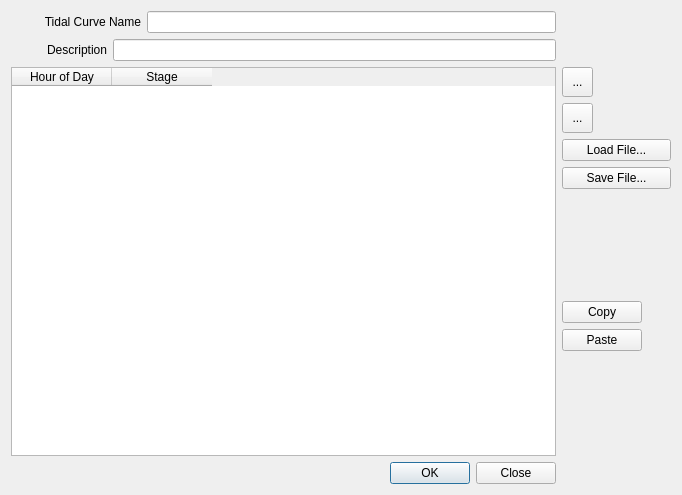
FLO-2DSoftware/qgis-flo-2d-plugin, file flo2d/ui/storm_drain_outfall_tidal_curve.ui: the form before one commit.
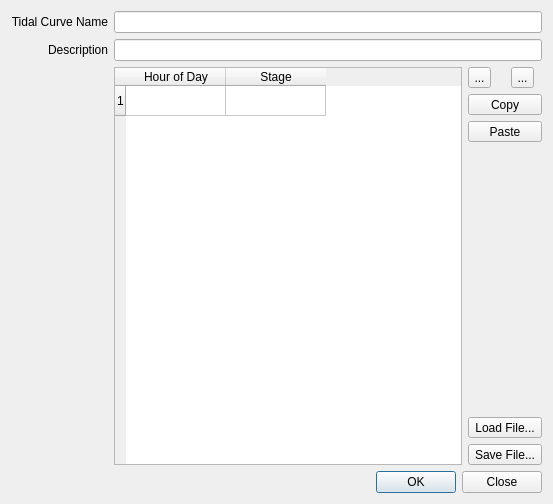
The form after the commit. Icons and pictures are not drawn.

Commit message: Tidal Curve done

What changed in the file:
```diff
--- a/flo2d/ui/storm_drain_outfall_tidal_curve.ui
+++ b/flo2d/ui/storm_drain_outfall_tidal_curve.ui
@@ -9,8 +9,8 @@
    <rect>
     <x>0</x>
     <y>0</y>
-    <width>682</width>
-    <height>495</height>
+    <width>553</width>
+    <height>504</height>
    </rect>
   </property>
   <property name="sizePolicy">
@@ -38,84 +38,25 @@
    <bool>true</bool>
   </property>
   <layout class="QGridLayout" name="gridLayout">
-   <item row="0" column="0">
-    <layout class="QHBoxLayout" name="horizontalLayout_2">
-     <property name="sizeConstraint">
-      <enum>QLayout::SetMinimumSize</enum>
+   <item row="2" column="0">
+    <widget class="QDialogButtonBox" name="tidal_curve_buttonBox">
+     <property name="orientation">
+      <enum>Qt::Horizontal</enum>
      </property>
-     <item>
-      <widget class="QLabel" name="label_2">
-       <property name="sizePolicy">
-        <sizepolicy hsizetype="Fixed" vsizetype="Fixed">
-         <horstretch>0</horstretch>
-         <verstretch>0</verstretch>
-        </sizepolicy>
-       </property>
-       <property name="minimumSize">
-        <size>
-         <width>130</width>
-         <height>19</height>
-        </size>
-       </property>
-       <property name="maximumSize">
-        <size>
-         <width>130</width>
-         <height>19</height>
-        </size>
-       </property>
-       <property name="font">
-        <font>
-         <family>Microsoft Sans Serif</family>
-         <italic>false</italic>
-        </font>
-       </property>
-       <property name="text">
-        <string>Tidal Curve Name</string>
-       </property>
-       <property name="alignment">
-        <set>Qt::AlignRight|Qt::AlignTrailing|Qt::AlignVCenter</set>
-       </property>
-       <property name="buddy">
-        <cstring>name_le</cstring>
-       </property>
-      </widget>
-     </item>
-     <item>
-      <widget class="QLineEdit" name="name_le">
-       <property name="enabled">
-        <bool>true</bool>
-       </property>
-       <property name="sizePolicy">
-        <sizepolicy hsizetype="Expanding" vsizetype="Fixed">
-         <horstretch>0</horstretch>
-         <verstretch>0</verstretch>
-        </sizepolicy>
-       </property>
-       <property name="minimumSize">
-        <size>
-         <width>300</width>
-         <height>22</height>
-        </size>
-       </property>
-       <property name="maximumSize">
-        <size>
-         <width>16777215</width>
-         <height>22</height>
-        </size>
-       </property>
-       <property name="clearButtonEnabled">
-        <bool>true</bool>
-       </property>
-      </widget>
-     </item>
-    </layout>
+     <property name="standardButtons">
+      <set>QDialogButtonBox::Close|QDialogButtonBox::Ok</set>
+     </property>
+    </widget>
+   </item>
+   <item row="1" column="1">
+    <layout class="QVBoxLayout" name="verticalLayout"/>
    </item>
    <item row="1" column="0">
-    <layout class="QHBoxLayout" name="horizontalLayout_3">
+    <layout class="QGridLayout" name="gridLayout_3">
      <property name="sizeConstraint">
       <enum>QLayout::SetMinimumSize</enum>
      </property>
-     <item>
+     <item row="1" column="0">
       <widget class="QLabel" name="label_3">
        <property name="sizePolicy">
         <sizepolicy hsizetype="Minimum" vsizetype="Fixed">
@@ -125,14 +66,14 @@
        </property>
        <property name="minimumSize">
         <size>
-         <width>96</width>
-         <height>19</height>
+         <width>0</width>
+         <height>0</height>
         </size>
        </property>
        <property name="maximumSize">
         <size>
-         <width>96</width>
-         <height>19</height>
+         <width>16777215</width>
+         <height>16777215</height>
         </size>
        </property>
        <property name="font">
@@ -141,6 +82,9 @@
          <italic>false</italic>
         </font>
        </property>
+       <property name="layoutDirection">
+        <enum>Qt::LeftToRight</enum>
+       </property>
        <property name="text">
         <string>Description</string>
        </property>
@@ -152,97 +96,24 @@
        </property>
       </widget>
      </item>
-     <item>
-      <widget class="QLineEdit" name="description_le">
-       <property name="enabled">
-        <bool>true</bool>
-       </property>
-       <property name="sizePolicy">
-        <sizepolicy hsizetype="Expanding" vsizetype="Fixed">
-         <horstretch>0</horstretch>
-         <verstretch>0</verstretch>
-        </sizepolicy>
-       </property>
-       <property name="minimumSize">
-        <size>
-         <width>300</width>
-         <height>22</height>
-        </size>
-       </property>
-       <property name="maximumSize">
-        <size>
-         <width>16777215</width>
-         <height>22</height>
-        </size>
-       </property>
-       <property name="clearButtonEnabled">
-        <bool>true</bool>
-       </property>
-      </widget>
-     </item>
-    </layout>
-   </item>
-   <item row="2" column="0">
-    <widget class="QTableWidget" name="outfall_tidal_curve_tblw">
-     <property name="sizePolicy">
-      <sizepolicy hsizetype="MinimumExpanding" vsizetype="Expanding">
-       <horstretch>0</horstretch>
-       <verstretch>0</verstretch>
-      </sizepolicy>
-     </property>
-     <property name="minimumSize">
-      <size>
-       <width>305</width>
-       <height>0</height>
-      </size>
-     </property>
-     <property name="inputMethodHints">
-      <set>Qt::ImhNone</set>
-     </property>
-     <property name="editTriggers">
-      <set>QAbstractItemView::AllEditTriggers</set>
-     </property>
-     <property name="alternatingRowColors">
-      <bool>false</bool>
-     </property>
-     <property name="selectionMode">
-      <enum>QAbstractItemView::ContiguousSelection</enum>
-     </property>
-     <property name="selectionBehavior">
-      <enum>QAbstractItemView::SelectRows</enum>
-     </property>
-     <property name="sortingEnabled">
-      <bool>false</bool>
-     </property>
-     <property name="rowCount">
-      <number>0</number>
-     </property>
-     <column>
-      <property name="text">
-       <string>Hour of Day</string>
-      </property>
-     </column>
-     <column>
-      <property name="text">
-       <string>Stage</string>
-      </property>
-     </column>
-    </widget>
-   </item>
-   <item row="2" column="1">
-    <layout class="QVBoxLayout" name="verticalLayout">
-     <item>
+     <item row="2" column="2">
       <widget class="QToolButton" name="add_tidal_data_btn">
+       <property name="sizePolicy">
+        <sizepolicy hsizetype="Preferred" vsizetype="Fixed">
+         <horstretch>0</horstretch>
+         <verstretch>0</verstretch>
+        </sizepolicy>
+       </property>
        <property name="minimumSize">
         <size>
-         <width>31</width>
-         <height>30</height>
+         <width>0</width>
+         <height>0</height>
         </size>
        </property>
        <property name="maximumSize">
         <size>
-         <width>31</width>
-         <height>30</height>
+         <width>23</width>
+         <height>23</height>
         </size>
        </property>
        <property name="toolTip">
@@ -263,18 +134,61 @@
        </property>
       </widget>
      </item>
-     <item>
+     <item row="0" column="0">
+      <widget class="QLabel" name="label_2">
+       <property name="sizePolicy">
+        <sizepolicy hsizetype="Fixed" vsizetype="Fixed">
+         <horstretch>0</horstretch>
+         <verstretch>0</verstretch>
+        </sizepolicy>
+       </property>
+       <property name="minimumSize">
+        <size>
+         <width>0</width>
+         <height>0</height>
+        </size>
+       </property>
+       <property name="maximumSize">
+        <size>
+         <width>16777215</width>
+         <height>16777215</height>
+        </size>
+       </property>
+       <property name="font">
+        <font>
+         <family>Microsoft Sans Serif</family>
+         <italic>false</italic>
+        </font>
+       </property>
+       <property name="text">
+        <string>Tidal Curve Name</string>
+       </property>
+       <property name="alignment">
+        <set>Qt::AlignRight|Qt::AlignTrailing|Qt::AlignVCenter</set>
+       </property>
+       <property name="buddy">
+        <cstring>name_le</cstring>
+       </property>
+      </widget>
+     </item>
+     <item row="2" column="3">
       <widget class="QToolButton" name="delete_tidal_data_btn">
+       <property name="sizePolicy">
+        <sizepolicy hsizetype="Preferred" vsizetype="Fixed">
+         <horstretch>0</horstretch>
+         <verstretch>0</verstretch>
+        </sizepolicy>
+       </property>
        <property name="minimumSize">
         <size>
-         <width>31</width>
-         <height>30</height>
+         <width>0</width>
+         <height>0</height>
         </size>
        </property>
        <property name="maximumSize">
         <size>
-         <width>31</width>
-         <height>30</height>
+         <width>23</width>
+         <height>23</height>
         </size>
        </property>
        <property name="toolTip">
@@ -295,21 +209,45 @@
        </property>
       </widget>
      </item>
-     <item>
-      <widget class="QPushButton" name="load_tidal_btn">
+     <item row="3" column="2" colspan="2">
+      <widget class="QToolButton" name="copy_btn">
+       <property name="sizePolicy">
+        <sizepolicy hsizetype="Preferred" vsizetype="Fixed">
+         <horstretch>0</horstretch>
+         <verstretch>0</verstretch>
+        </sizepolicy>
+       </property>
+       <property name="minimumSize">
+        <size>
+         <width>0</width>
+         <height>0</height>
+        </size>
+       </property>
        <property name="text">
-        <string>Load File...</string>
+        <string>Copy</string>
        </property>
       </widget>
      </item>
-     <item>
-      <widget class="QPushButton" name="save_tidal_btn">
+     <item row="4" column="2" colspan="2">
+      <widget class="QToolButton" name="paste_btn">
+       <property name="sizePolicy">
+        <sizepolicy hsizetype="Preferred" vsizetype="Fixed">
+         <horstretch>0</horstretch>
+         <verstretch>0</verstretch>
+        </sizepolicy>
+       </property>
+       <property name="minimumSize">
+        <size>
+         <width>0</width>
+         <height>0</height>
+        </size>
+       </property>
        <property name="text">
-        <string>Save File...</string>
+        <string>Paste</string>
        </property>
       </widget>
      </item>
-     <item>
+     <item row="5" column="2" colspan="2">
       <spacer name="verticalSpacer_6">
        <property name="orientation">
         <enum>Qt::Vertical</enum>
@@ -322,65 +260,153 @@
        </property>
       </spacer>
      </item>
-     <item>
-      <widget class="QPushButton" name="copy_btn">
+     <item row="2" column="1" rowspan="6">
+      <widget class="QTableWidget" name="outfall_tidal_curve_tblw">
        <property name="sizePolicy">
-        <sizepolicy hsizetype="Fixed" vsizetype="Fixed">
+        <sizepolicy hsizetype="MinimumExpanding" vsizetype="Expanding">
          <horstretch>0</horstretch>
          <verstretch>0</verstretch>
         </sizepolicy>
        </property>
-       <property name="text">
-        <string>Copy</string>
+       <property name="minimumSize">
+        <size>
+         <width>305</width>
+         <height>0</height>
+        </size>
        </property>
        <property name="icon">
         <iconset>
          <normaloff>../img/copy.svg</normaloff>../img/copy.svg</iconset>
        </property>
-      </widget>
-     </item>
-     <item>
-      <widget class="QPushButton" name="paste_btn">
-       <property name="sizePolicy">
-        <sizepolicy hsizetype="Fixed" vsizetype="Fixed">
-         <horstretch>0</horstretch>
-         <verstretch>0</verstretch>
-        </sizepolicy>
+       <property name="editTriggers">
+        <set>QAbstractItemView::AllEditTriggers</set>
        </property>
-       <property name="text">
-        <string>Paste</string>
+       <property name="alternatingRowColors">
+        <bool>false</bool>
        </property>
        <property name="icon">
         <iconset>
          <normaloff>../img/paste.svg</normaloff>../img/paste.svg</iconset>
        </property>
+       <property name="selectionBehavior">
+        <enum>QAbstractItemView::SelectRows</enum>
+       </property>
+       <property name="sortingEnabled">
+        <bool>false</bool>
+       </property>
+       <property name="rowCount">
+        <number>1</number>
+       </property>
+       <row/>
+       <column>
+        <property name="text">
+         <string>Hour of Day</string>
+        </property>
+       </column>
+       <column>
+        <property name="text">
+         <string>Stage</string>
+        </property>
+       </column>
       </widget>
      </item>
-     <item>
-      <spacer name="verticalSpacer">
+     <item row="2" column="0" rowspan="6">
+      <spacer name="verticalSpacer_2">
        <property name="orientation">
         <enum>Qt::Vertical</enum>
        </property>
        <property name="sizeHint" stdset="0">
         <size>
-         <width>109</width>
-         <height>13</height>
+         <width>20</width>
+         <height>40</height>
         </size>
        </property>
       </spacer>
      </item>
+     <item row="0" column="1" colspan="3">
+      <widget class="QLineEdit" name="name_le">
+       <property name="enabled">
+        <bool>true</bool>
+       </property>
+       <property name="sizePolicy">
+        <sizepolicy hsizetype="Expanding" vsizetype="Fixed">
+         <horstretch>0</horstretch>
+         <verstretch>0</verstretch>
+        </sizepolicy>
+       </property>
+       <property name="minimumSize">
+        <size>
+         <width>300</width>
+         <height>22</height>
+        </size>
+       </property>
+       <property name="maximumSize">
+        <size>
+         <width>16777215</width>
+         <height>22</height>
+        </size>
+       </property>
+       <property name="clearButtonEnabled">
+        <bool>true</bool>
+       </property>
+      </widget>
+     </item>
+     <item row="1" column="1" colspan="3">
+      <widget class="QLineEdit" name="description_le">
+       <property name="enabled">
+        <bool>true</bool>
+       </property>
+       <property name="sizePolicy">
+        <sizepolicy hsizetype="Expanding" vsizetype="Fixed">
+         <horstretch>0</horstretch>
+         <verstretch>0</verstretch>
+        </sizepolicy>
+       </property>
+       <property name="minimumSize">
+        <size>
+         <width>300</width>
+         <height>22</height>
+        </size>
+       </property>
+       <property name="maximumSize">
+        <size>
+         <width>16777215</width>
+         <height>22</height>
+        </size>
+       </property>
+       <property name="clearButtonEnabled">
+        <bool>true</bool>
+       </property>
+      </widget>
+     </item>
+     <item row="6" column="2" colspan="2">
+      <widget class="QToolButton" name="load_tidal_btn">
+       <property name="sizePolicy">
+        <sizepolicy hsizetype="Preferred" vsizetype="Fixed">
+         <horstretch>0</horstretch>
+         <verstretch>0</verstretch>
+        </sizepolicy>
+       </property>
+       <property name="text">
+        <string>Load File...</string>
+       </property>
+      </widget>
+     </item>
+     <item row="7" column="2" colspan="2">
+      <widget class="QToolButton" name="save_tidal_btn">
+       <property name="sizePolicy">
+        <sizepolicy hsizetype="Preferred" vsizetype="Fixed">
+         <horstretch>0</horstretch>
+         <verstretch>0</verstretch>
+        </sizepolicy>
+       </property>
+       <property name="text">
+        <string>Save File...</string>
+       </property>
+      </widget>
+     </item>
     </layout>
    </item>
-   <item row="3" column="0">
-    <widget class="QDialogButtonBox" name="tidal_curve_buttonBox">
-     <property name="orientation">
-      <enum>Qt::Horizontal</enum>
-     </property>
-     <property name="standardButtons">
-      <set>QDialogButtonBox::Close|QDialogButtonBox::Ok</set>
-     </property>
-    </widget>
-   </item>
   </layout>
  </widget>
  <tabstops>
```
Left out of the diff: 12 changed lines with no effect on the pictures. The commit also changes 2 other files.
